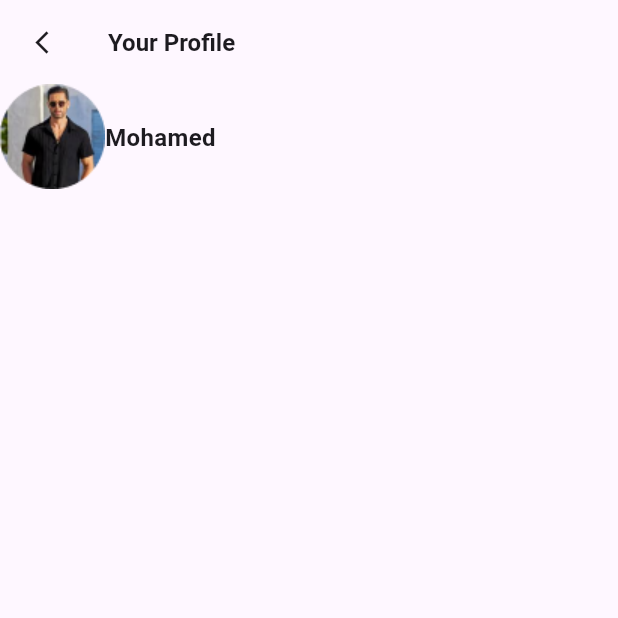
After one commit to Mohamed123-r/clothes_shop, a Flutter app: the AccountView screen opened directly, on a phone screen of 412 x 824 dp, the top half of it. The commit adds this screen. Run offline on Flutter 3.47's test engine with Material 3 defaults, Android fonts, the phone set to English and light mode, and no system bars; our stand-ins replace carousel_slider, easy_splash_screen, flutter_svg, shared_preferences; accounts and stored records are empty.

Commit message:
Add AccountView to bottom navigation and profile screen
- Import AccountView in the CustomBottomNavigationBar
- Add 'Account' label and display AccountView in the navigation body
- Create AccountView widget with profile layout and sample user info

```diff
--- a/lib/core/widgets/custom_bottom_navigation_bar.dart
+++ b/lib/core/widgets/custom_bottom_navigation_bar.dart
@@ -1,4 +1,5 @@
 import 'package:clothes_shop_app/features/home/presentation/view/home_view.dart';
+import 'package:clothes_shop_app/features/profile/presentation/view/account_view.dart';
 import 'package:flutter/material.dart';
 import 'package:flutter_svg/flutter_svg.dart';
 import '../../constants.dart';
@@ -66,21 +67,19 @@ class _CustomBottomNavigationBarState extends State<CustomBottomNavigationBar> {
                         ? Assets.imagesAccountIcon1
                         : Assets.imagesAccountIcon2,
                   ),
-                  label: 'Wishlist',
+                  label: 'Account',
                 ),
               ]),
         ),
         body: <Widget>[
-         const HomeView(),
+          const HomeView(),
           Container(
             color: Colors.deepOrange,
           ),
           Container(
             color: Colors.black12,
           ),
-          Container(
-            color: Colors.green,
-          ),
+          const AccountView(),
         ][_selectedIndex]);
   }
 }
--- /dev/null
+++ b/lib/features/profile/presentation/view/account_view.dart
@@ -0,0 +1,31 @@
+import 'package:clothes_shop_app/core/utils/styles.dart';
+import 'package:clothes_shop_app/core/widgets/custom_app_bar.dart';
+import 'package:clothes_shop_app/generated/assets.dart';
+import 'package:flutter/material.dart';
+
+class AccountView extends StatelessWidget {
+  const AccountView({super.key});
+
+  @override
+  Widget build(BuildContext context) {
+    return Scaffold(
+        appBar: customAppbar(context, title: 'Your Profile'),
+        body: Column(
+          children: [
+            Row(
+              children: [
+                Image.asset(Assets.imagesCategoriesTest),
+                Column(
+                  children: [
+                    Text(
+                      'Mohamed',
+                      style: Styles.subTitle1Bold,
+                    )
+                  ],
+                )
+              ],
+            )
+          ],
+        ));
+  }
+}
```
